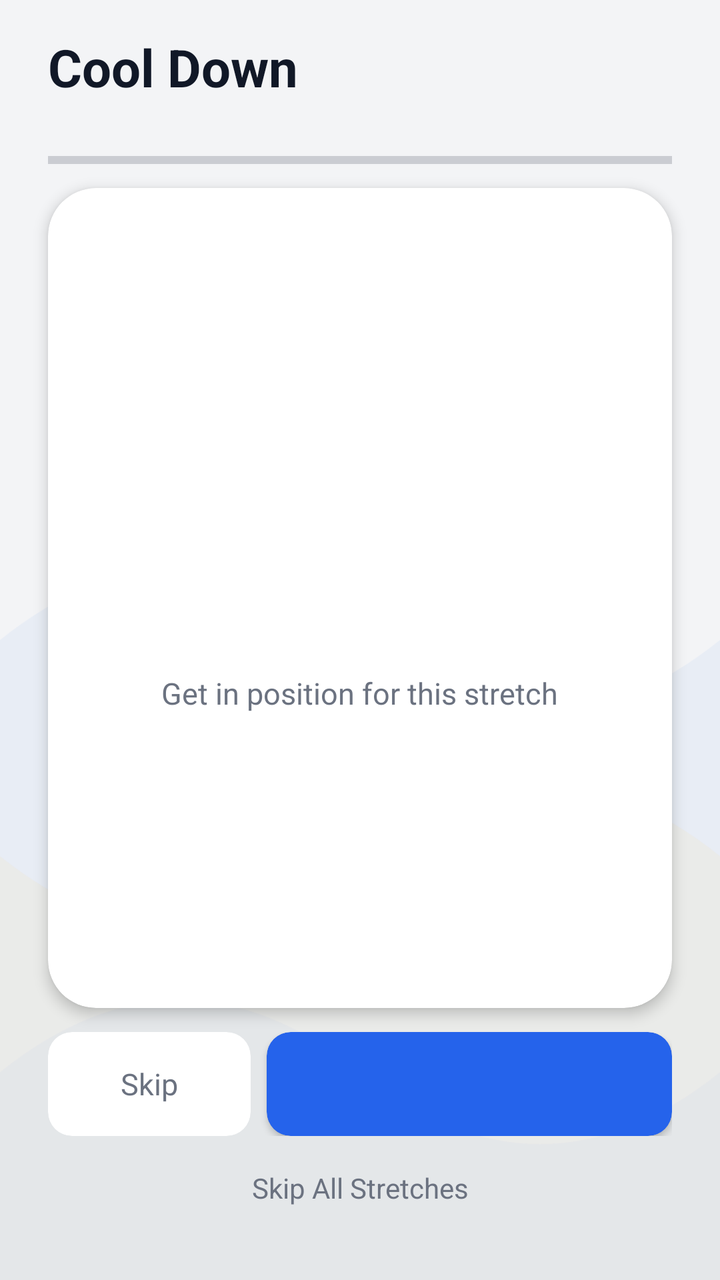
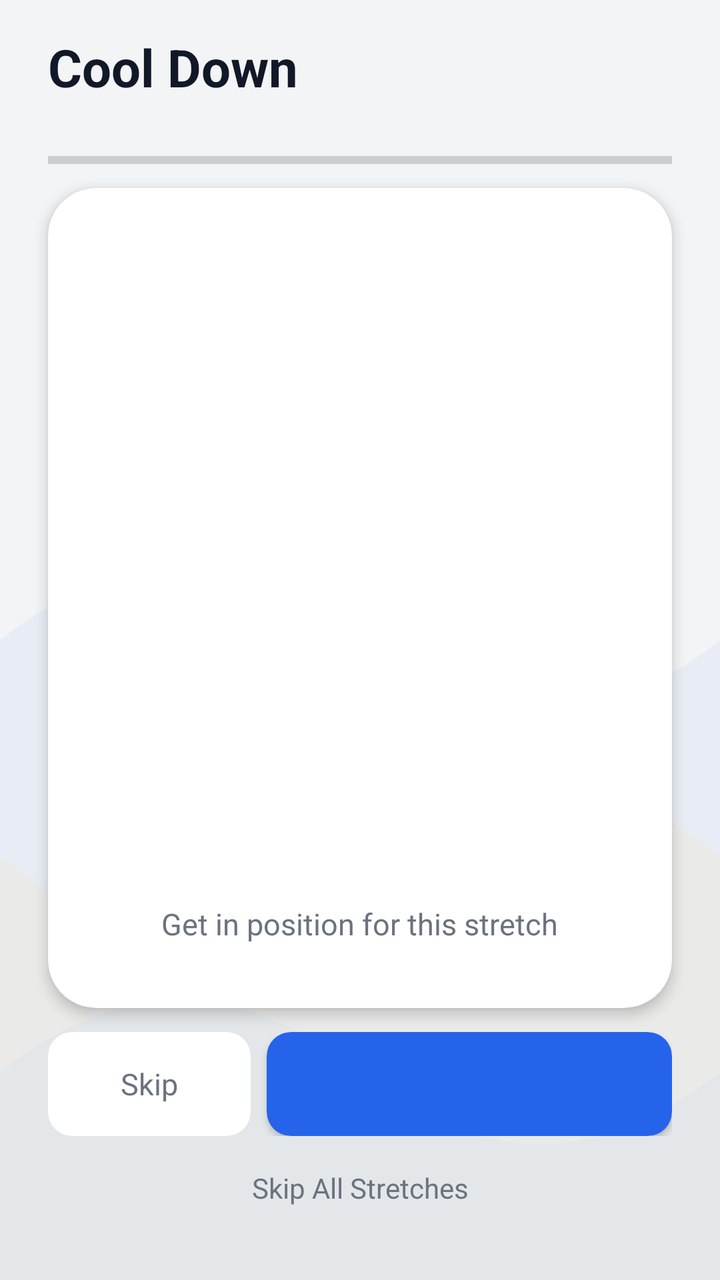

The first picture is an Android layout as it rendered before a commit; the second is the same layout after the commit. The layout source and the unified diff follow.
<!-- AndroidManifest.xml: application theme Theme.Fitness -->
<!-- res/layout/activity_stretch_cooldown.xml -->
<?xml version="1.0" encoding="utf-8"?>
<androidx.constraintlayout.widget.ConstraintLayout xmlns:android="http://schemas.android.com/apk/res/android"
    xmlns:app="http://schemas.android.com/apk/res-auto"
    android:layout_width="match_parent"
    android:layout_height="match_parent"
    android:background="@color/fitness_background"
    android:fitsSystemWindows="true">

    
    <ImageView
        android:id="@+id/image_bg_animation"
        android:layout_width="match_parent"
        android:layout_height="match_parent"
        android:alpha="1.0"
        android:scaleType="centerCrop"
        app:srcCompat="@drawable/avd_background_flow" />

    
    <LinearLayout
        android:id="@+id/layout_header"
        android:layout_width="match_parent"
        android:layout_height="wrap_content"
        android:orientation="vertical"
        android:paddingStart="24dp"
        android:paddingEnd="24dp"
        android:paddingTop="16dp"
        android:paddingBottom="8dp"
        app:layout_constraintTop_toTopOf="parent"
        app:layout_constraintStart_toStartOf="parent"
        app:layout_constraintEnd_toEndOf="parent">

        <TextView
            android:layout_width="wrap_content"
            android:layout_height="wrap_content"
            android:text="@string/stretch_cooldown_title"
            android:textSize="26sp"
            android:textStyle="bold"
            android:textColor="@color/fitness_text_primary" />

        <TextView
            android:id="@+id/text_progress_label"
            android:layout_width="wrap_content"
            android:layout_height="wrap_content"
            android:textSize="14sp"
            android:textColor="@color/fitness_text_secondary" />
    </LinearLayout>

    
    <ProgressBar
        android:id="@+id/progress_bar"
        style="?android:attr/progressBarStyleHorizontal"
        android:layout_width="0dp"
        android:layout_height="4dp"
        android:layout_marginStart="24dp"
        android:layout_marginEnd="24dp"
        android:progressTint="@color/fitness_primary"
        android:progressBackgroundTint="@color/fitness_text_secondary"
        android:progressBackgroundTintMode="src_over"
        android:alpha="0.3"
        app:layout_constraintTop_toBottomOf="@id/layout_header"
        app:layout_constraintStart_toStartOf="parent"
        app:layout_constraintEnd_toEndOf="parent" />

    
    <androidx.cardview.widget.CardView
        android:id="@+id/card_stretch"
        android:layout_width="0dp"
        android:layout_height="0dp"
        android:layout_marginStart="24dp"
        android:layout_marginEnd="24dp"
        android:layout_marginTop="12dp"
        android:layout_marginBottom="12dp"
        app:cardBackgroundColor="@color/fitness_card_background"
        app:cardCornerRadius="24dp"
        app:cardElevation="4dp"
        app:layout_constraintTop_toBottomOf="@id/progress_bar"
        app:layout_constraintBottom_toTopOf="@id/layout_buttons"
        app:layout_constraintStart_toStartOf="parent"
        app:layout_constraintEnd_toEndOf="parent">

        <LinearLayout
            android:layout_width="match_parent"
            android:layout_height="match_parent"
            android:orientation="vertical"
            android:gravity="center"
            android:padding="32dp">

            <TextView
                android:id="@+id/text_stretch_name"
                android:layout_width="wrap_content"
                android:layout_height="wrap_content"
                android:gravity="center"
                android:textSize="28sp"
                android:textStyle="bold"
                android:textColor="@color/fitness_text_primary" />

            <TextView
                android:id="@+id/text_target_muscle"
                android:layout_width="wrap_content"
                android:layout_height="wrap_content"
                android:layout_marginTop="8dp"
                android:gravity="center"
                android:textSize="16sp"
                android:textColor="@color/fitness_primary" />

            
            <TextView
                android:id="@+id/text_ready_hint"
                android:layout_width="wrap_content"
                android:layout_height="wrap_content"
                android:layout_marginTop="28dp"
                android:gravity="center"
                android:textSize="15sp"
                android:textColor="@color/fitness_text_secondary"
                android:text="@string/stretch_ready_hint"
                android:visibility="visible" />

            
            <LinearLayout
                android:id="@+id/layout_timer"
                android:layout_width="match_parent"
                android:layout_height="wrap_content"
                android:orientation="vertical"
                android:gravity="center"
                android:layout_marginTop="28dp"
                android:visibility="gone">

                <TextView
                    android:id="@+id/text_get_ready_label"
                    android:layout_width="wrap_content"
                    android:layout_height="wrap_content"
                    android:textSize="13sp"
                    android:textAllCaps="true"
                    android:letterSpacing="0.08"
                    android:textColor="@color/fitness_text_secondary"
                    android:text="@string/stretch_get_ready_label"
                    android:visibility="gone" />

                <ProgressBar
                    android:id="@+id/progress_timer_fg"
                    style="?android:attr/progressBarStyleHorizontal"
                    android:layout_width="match_parent"
                    android:layout_height="14dp"
                    android:layout_marginTop="10dp"
                    android:indeterminate="false"
                    android:progressDrawable="@drawable/progress_timer_bar"
                    android:background="@null" />

                <TextView
                    android:id="@+id/text_timer"
                    android:layout_width="wrap_content"
                    android:layout_height="wrap_content"
                    android:layout_marginTop="16dp"
                    android:gravity="center"
                    android:textSize="64sp"
                    android:textStyle="bold"
                    android:textColor="@color/fitness_text_primary" />
            </LinearLayout>

        </LinearLayout>
    </androidx.cardview.widget.CardView>

    
    <LinearLayout
        android:id="@+id/layout_buttons"
        android:layout_width="0dp"
        android:layout_height="wrap_content"
        android:orientation="vertical"
        android:layout_marginStart="24dp"
        android:layout_marginEnd="24dp"
        android:layout_marginBottom="24dp"
        app:layout_constraintBottom_toBottomOf="parent"
        app:layout_constraintStart_toStartOf="parent"
        app:layout_constraintEnd_toEndOf="parent">

        
        <LinearLayout
            android:layout_width="match_parent"
            android:layout_height="wrap_content"
            android:orientation="horizontal">

            <androidx.cardview.widget.CardView
                android:id="@+id/button_skip"
                android:layout_width="0dp"
                android:layout_height="52dp"
                android:layout_weight="1"
                android:layout_marginEnd="8dp"
                android:foreground="?attr/selectableItemBackground"
                android:focusable="true"
                android:clickable="true"
                app:cardBackgroundColor="@color/fitness_card_background"
                app:cardCornerRadius="12dp"
                app:cardElevation="0dp"
                app:strokeColor="@color/fitness_text_secondary"
                app:strokeWidth="1dp">

                <TextView
                    android:layout_width="match_parent"
                    android:layout_height="match_parent"
                    android:gravity="center"
                    android:text="@string/stretch_button_skip"
                    android:textColor="@color/fitness_text_secondary"
                    android:textSize="15sp" />
            </androidx.cardview.widget.CardView>

            <androidx.cardview.widget.CardView
                android:id="@+id/button_next"
                android:layout_width="0dp"
                android:layout_height="52dp"
                android:layout_weight="2"
                android:foreground="?attr/selectableItemBackground"
                android:focusable="true"
                android:clickable="true"
                app:cardBackgroundColor="@color/fitness_primary"
                app:cardCornerRadius="12dp"
                app:cardElevation="2dp">

                <TextView
                    android:id="@+id/text_button_next"
                    android:layout_width="match_parent"
                    android:layout_height="match_parent"
                    android:gravity="center"
                    android:textColor="@android:color/white"
                    android:textSize="16sp"
                    android:textStyle="bold" />
            </androidx.cardview.widget.CardView>
        </LinearLayout>

        
        <TextView
            android:id="@+id/button_skip_all"
            android:layout_width="match_parent"
            android:layout_height="44dp"
            android:gravity="center"
            android:layout_marginTop="4dp"
            android:text="@string/stretch_button_skip_all"
            android:textColor="@color/fitness_text_secondary"
            android:textSize="14sp"
            android:clickable="true"
            android:focusable="true"
            android:foreground="?attr/selectableItemBackground" />

    </LinearLayout>

</androidx.constraintlayout.widget.ConstraintLayout>
<!-- resources referenced by this layout -->
<resources>
  <color name="fitness_background">#F3F4F6</color>
  <color name="fitness_card_background">#FFFFFF</color>
  <color name="fitness_primary">#2563EB</color>
  <color name="fitness_text_primary">#111827</color>
  <color name="fitness_text_secondary">#6B7280</color>
  <!-- drawable progress_timer_bar (drawable) -->
  <?xml version="1.0" encoding="utf-8"?>
  <layer-list xmlns:android="http://schemas.android.com/apk/res/android">
      <item android:id="@android:id/background" android:alpha="0.25">
          <shape android:shape="rectangle">
              <solid android:color="@color/fitness_text_secondary" />
              <corners android:radius="7dp" />
          </shape>
      </item>
      <item android:id="@android:id/progress">
          <clip android:clipOrientation="horizontal" android:gravity="start">
              <shape android:shape="rectangle">
                  <solid android:color="@color/fitness_primary" />
                  <corners android:radius="7dp" />
              </shape>
          </clip>
      </item>
  </layer-list>
  <string name="stretch_button_skip">Skip</string>
  <string name="stretch_button_skip_all">Skip All Stretches</string>
  <string name="stretch_cooldown_title">Cool Down</string>
  <string name="stretch_get_ready_label">Get ready…</string>
  <string name="stretch_ready_hint">Get in position for this stretch</string>
  <color name="fitness_primary_dark">#1E40AF</color>
  <color name="white">#FFFFFFFF</color>
  <color name="fitness_accent">#F59E0B</color>
  <!-- drawable bg_dialog_rounded (drawable) -->
  <?xml version="1.0" encoding="utf-8"?>
  <shape xmlns:android="http://schemas.android.com/apk/res/android"
      android:shape="rectangle">
      <solid android:color="@color/fitness_card_background" />
      <corners android:radius="24dp" />
  </shape>
  <style name="MaterialAlertDialog.Fitness.Title" parent="MaterialAlertDialog.MaterialComponents.Title.Text">
          <item name="android:textColor">@color/fitness_text_primary</item>
          <item name="android:textSize">20sp</item>
          <item name="android:textStyle">bold</item>
      </style>
  <style name="MaterialAlertDialog.Fitness.Body" parent="MaterialAlertDialog.MaterialComponents.Body.Text">
          <item name="android:textColor">@color/fitness_text_primary</item>
          <item name="android:textSize">15sp</item>
      </style>
  <style name="MaterialAlertDialog.Fitness.Button" parent="Widget.MaterialComponents.Button.TextButton.Dialog">
          <item name="android:textColor">@color/fitness_primary</item>
          <item name="android:textSize">15sp</item>
          <item name="android:textStyle">bold</item>
      </style>
  <!-- unchanged entries left out for length: 3 -->
</resources>

<!-- the commit's change to res/layout/activity_stretch_cooldown.xml (unified diff, before → after) -->
@@ -103,6 +103,88 @@
                 android:textSize="16sp"
                 android:textColor="@color/fitness_primary" />
 
+            <ImageView
+                android:id="@+id/image_stretch_illustration"
+                android:layout_width="match_parent"
+                android:layout_height="0dp"
+                android:layout_weight="1"
+                android:layout_marginTop="16dp"
+                android:minHeight="120dp"
+                android:scaleType="fitCenter"
+                android:importantForAccessibility="no" />
+
+            
+            <LinearLayout
+                android:id="@+id/layout_side_tiles"
+                android:layout_width="match_parent"
+                android:layout_height="wrap_content"
+                android:orientation="horizontal"
+                android:layout_marginTop="16dp"
+                android:visibility="gone">
+
+                <FrameLayout
+                    android:id="@+id/tile_side_left"
+                    android:layout_width="0dp"
+                    android:layout_height="48dp"
+                    android:layout_weight="1"
+                    android:layout_marginEnd="6dp"
+                    android:clipToOutline="true"
+                    android:background="@drawable/bg_tile_side_pending">
+
+                    <View
+                        android:id="@+id/fill_side_left"
+                        android:layout_width="match_parent"
+                        android:layout_height="match_parent"
+                        android:background="@color/fitness_primary"
+                        android:alpha="0.22"
+                        android:transformPivotX="0dp"
+                        android:scaleX="0" />
+
+                    <TextView
+                        android:id="@+id/text_tile_left"
+                        android:layout_width="match_parent"
+                        android:layout_height="match_parent"
+                        android:gravity="center"
+                        android:text="@string/stretch_side_left"
+                        android:textAllCaps="true"
+                        android:letterSpacing="0.05"
+                        android:textStyle="bold"
+                        android:textSize="13sp"
+                        android:textColor="@color/fitness_text_primary" />
+                </FrameLayout>
+
+                <FrameLayout
+                    android:id="@+id/tile_side_right"
+                    android:layout_width="0dp"
+                    android:layout_height="48dp"
+                    android:layout_weight="1"
+                    android:layout_marginStart="6dp"
+                    android:clipToOutline="true"
+                    android:background="@drawable/bg_tile_side_pending">
+
+                    <View
+                        android:id="@+id/fill_side_right"
+                        android:layout_width="match_parent"
+                        android:layout_height="match_parent"
+                        android:background="@color/fitness_primary"
+                        android:alpha="0.22"
+                        android:transformPivotX="0dp"
+                        android:scaleX="0" />
+
+                    <TextView
+                        android:id="@+id/text_tile_right"
+                        android:layout_width="match_parent"
+                        android:layout_height="match_parent"
+                        android:gravity="center"
+                        android:text="@string/stretch_side_right"
+                        android:textAllCaps="true"
+                        android:letterSpacing="0.05"
+                        android:textStyle="bold"
+                        android:textSize="13sp"
+                        android:textColor="@color/fitness_text_primary" />
+                </FrameLayout>
+            </LinearLayout>
+
             
             <TextView
                 android:id="@+id/text_ready_hint"
<!-- resource entries referenced after the edit -->
@@ -5,6 +5,16 @@
   <color name="fitness_primary">#2563EB</color>
   <color name="fitness_text_primary">#111827</color>
   <color name="fitness_text_secondary">#6B7280</color>
+  <!-- drawable bg_tile_side_pending (drawable) -->
+  <?xml version="1.0" encoding="utf-8"?>
+  <shape xmlns:android="http://schemas.android.com/apk/res/android"
+      android:shape="rectangle">
+      <solid android:color="@color/fitness_card_background" />
+      <corners android:radius="12dp" />
+      <stroke
+          android:width="1dp"
+          android:color="@color/fitness_text_secondary" />
+  </shape>
   <!-- drawable progress_timer_bar (drawable) -->
   <?xml version="1.0" encoding="utf-8"?>
   <layer-list xmlns:android="http://schemas.android.com/apk/res/android">
@@ -28,6 +38,8 @@
   <string name="stretch_cooldown_title">Cool Down</string>
   <string name="stretch_get_ready_label">Get ready…</string>
   <string name="stretch_ready_hint">Get in position for this stretch</string>
+  <string name="stretch_side_left">Left Side</string>
+  <string name="stretch_side_right">Right Side</string>
   <color name="fitness_primary_dark">#1E40AF</color>
   <color name="white">#FFFFFFFF</color>
   <color name="fitness_accent">#F59E0B</color>
